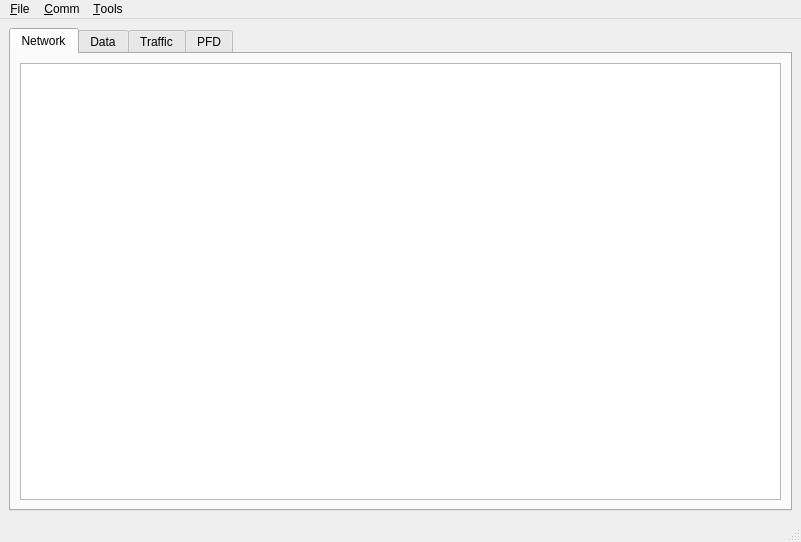
The window that cfutil/ui/main.ui (mikessut/CAN-FIX-Utility) describes before a commit, drawn with Qt 5.
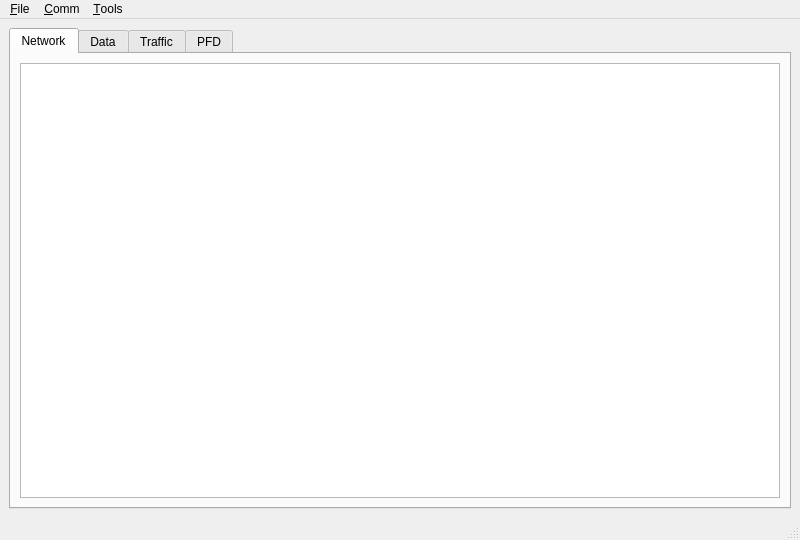
The same window after the commit.

```diff
--- a/cfutil/ui/main.ui
+++ b/cfutil/ui/main.ui
@@ -6,8 +6,8 @@
    <rect>
     <x>0</x>
     <y>0</y>
-    <width>801</width>
-    <height>542</height>
+    <width>800</width>
+    <height>540</height>
    </rect>
   </property>
   <property name="windowTitle">
@@ -130,7 +130,7 @@
     <rect>
      <x>0</x>
      <y>0</y>
-     <width>801</width>
+     <width>800</width>
      <height>30</height>
     </rect>
    </property>
```
